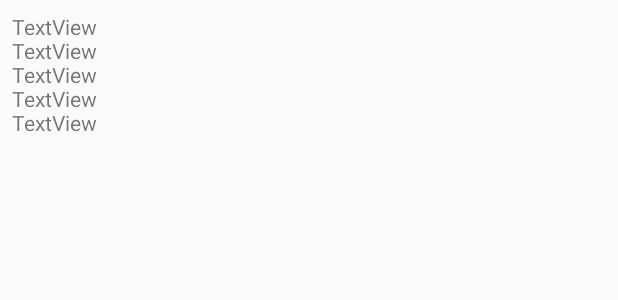
After one commit to e11491576/ProjectApp, an Android app: the layout finance_row.xml on its own in the app's theme, with its tools: preview values and no code run, on a phone screen of 412 x 824 dp. The commit adds this screen. Shown: the top 300 px of the screen. Run offline under Robolectric (Android 15) with nearby library versions, the phone set to English and light mode, and no system bars.

Commit message:
create select

```diff
--- /dev/null
+++ b/app/src/main/res/layout/finance_row.xml
@@ -0,0 +1,59 @@
+<?xml version="1.0" encoding="utf-8"?>
+<android.support.constraint.ConstraintLayout
+    xmlns:android="http://schemas.android.com/apk/res/android"
+    xmlns:app="http://schemas.android.com/apk/res-auto"
+    xmlns:tools="http://schemas.android.com/tools"
+    android:layout_width="match_parent"
+    android:layout_height="match_parent">
+
+    <TextView
+        android:id="@+id/item_id"
+        android:layout_width="wrap_content"
+        android:layout_height="wrap_content"
+        android:layout_marginStart="8dp"
+        android:layout_marginTop="8dp"
+        android:text="TextView"
+        app:layout_constraintStart_toStartOf="parent"
+        app:layout_constraintTop_toTopOf="parent"
+        android:layout_weight="3" />
+
+    <TextView
+        android:id="@+id/item_time"
+        android:layout_width="wrap_content"
+        android:layout_height="wrap_content"
+        android:layout_marginTop="16dp"
+        android:layout_weight="3"
+        android:text="TextView"
+        app:layout_constraintStart_toStartOf="@+id/item_id"
+        app:layout_constraintTop_toTopOf="@+id/item_id" />
+
+    <TextView
+        android:id="@+id/item_term"
+        android:layout_width="wrap_content"
+        android:layout_height="wrap_content"
+        android:layout_marginTop="16dp"
+        android:layout_weight="3"
+        android:text="TextView"
+        app:layout_constraintStart_toStartOf="@+id/item_time"
+        app:layout_constraintTop_toTopOf="@+id/item_time" />
+
+    <TextView
+        android:id="@+id/item_account"
+        android:layout_width="wrap_content"
+        android:layout_height="wrap_content"
+        android:layout_marginTop="16dp"
+        android:layout_weight="3"
+        android:text="TextView"
+        app:layout_constraintStart_toStartOf="@+id/item_term"
+        app:layout_constraintTop_toTopOf="@+id/item_term" />
+
+    <TextView
+        android:id="@+id/item_location"
+        android:layout_width="wrap_content"
+        android:layout_height="0dp"
+        android:layout_marginTop="16dp"
+        android:layout_weight="3"
+        android:text="TextView"
+        app:layout_constraintStart_toStartOf="@+id/item_account"
+        app:layout_constraintTop_toTopOf="@+id/item_account" />
+</android.support.constraint.ConstraintLayout>
--- a/app/src/main/res/values/colors.xml
+++ b/app/src/main/res/values/colors.xml
@@ -2,5 +2,5 @@
 <resources>
     <color name="colorPrimary">#3F51B5</color>
     <color name="colorPrimaryDark">#303F9F</color>
-    <color name="colorAccent">#FF4081</color>
+    <color name="colorAccent">#ff4081</color>
 </resources>
```
Also changed, not shown: app/src/main/java/com/example/kevin/projectapp/SearchActivity.java (+12 -25 lines), app/src/main/res/layout/activity_search.xml (+6 -7 lines).
